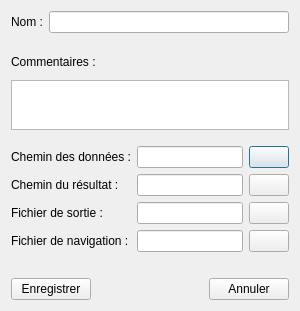
IfremerUnderwater/Matisse, file Src/MatisseServer/ui/JobDialog.ui: the form before one commit.
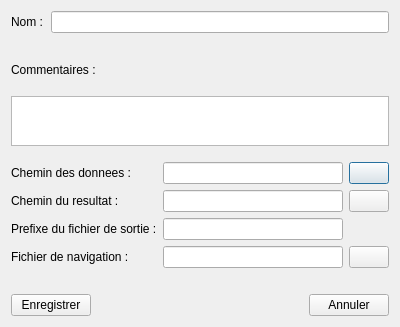
The form after the commit. Icons and pictures are not drawn.

What changed in the file:
```diff
--- a/Src/MatisseServer/ui/JobDialog.ui
+++ b/Src/MatisseServer/ui/JobDialog.ui
@@ -6,8 +6,8 @@
    <rect>
     <x>0</x>
     <y>0</y>
-    <width>300</width>
-    <height>311</height>
+    <width>400</width>
+    <height>327</height>
    </rect>
   </property>
   <property name="sizePolicy">
@@ -126,14 +126,14 @@
      <item row="1" column="0">
       <widget class="QLabel" name="_LA_resultPath">
        <property name="text">
-        <string>Chemin du résultat :</string>
+        <string>Chemin du resultat :</string>
        </property>
       </widget>
      </item>
      <item row="2" column="0">
       <widget class="QLabel" name="_LA_outputFile">
        <property name="text">
-        <string>Fichier de sortie :</string>
+        <string>Prefixe du fichier de sortie :</string>
        </property>
       </widget>
      </item>
@@ -150,7 +150,7 @@
      <item row="0" column="0">
       <widget class="QLabel" name="_LA_dataPath">
        <property name="text">
-        <string>Chemin des données :</string>
+        <string>Chemin des donnees :</string>
        </property>
       </widget>
      </item>
@@ -185,17 +185,6 @@
        </property>
       </widget>
      </item>
-     <item row="2" column="2">
-      <widget class="QPushButton" name="_PB_outputFile">
-       <property name="text">
-        <string/>
-       </property>
-       <property name="icon">
-        <iconset resource="icons.qrc">
-         <normaloff>:/qss_icons/icons/File.svg</normaloff>:/qss_icons/icons/File.svg</iconset>
-       </property>
-      </widget>
-     </item>
      <item row="3" column="2">
       <widget class="QPushButton" name="_PB_navigationFile">
        <property name="text">
```
Left out of the diff: 10 changed lines with no effect on the pictures.
